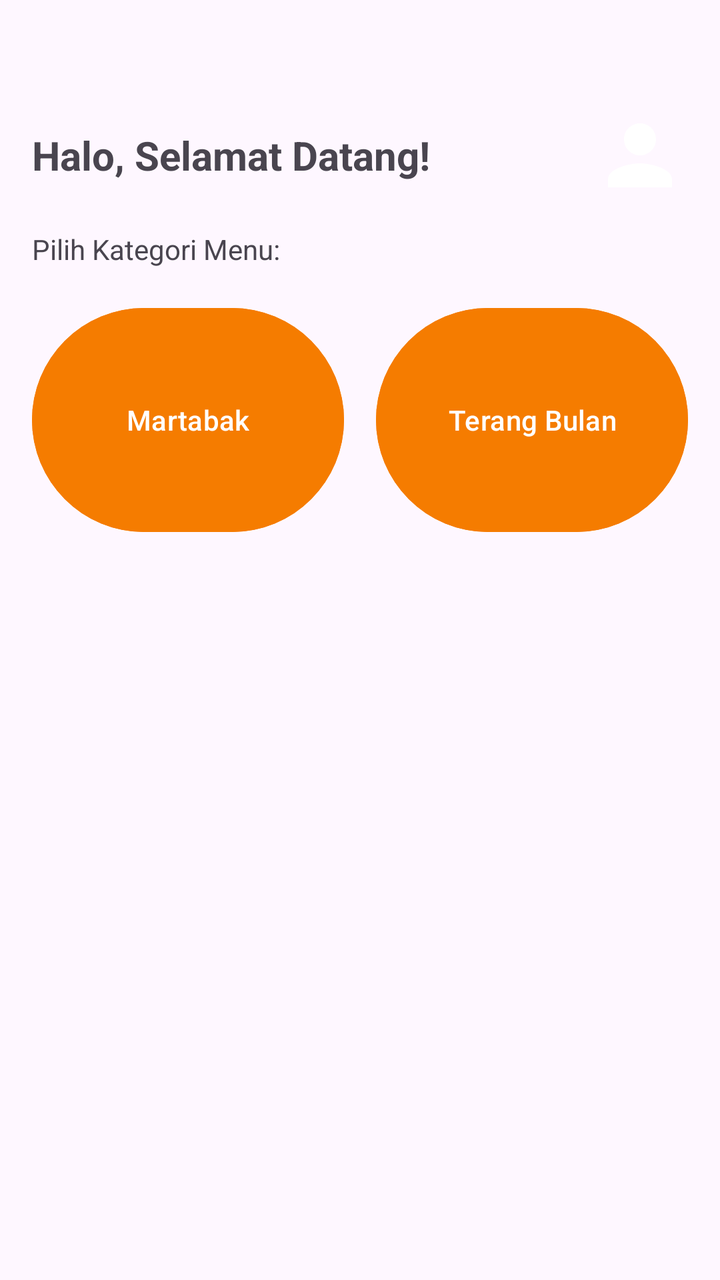
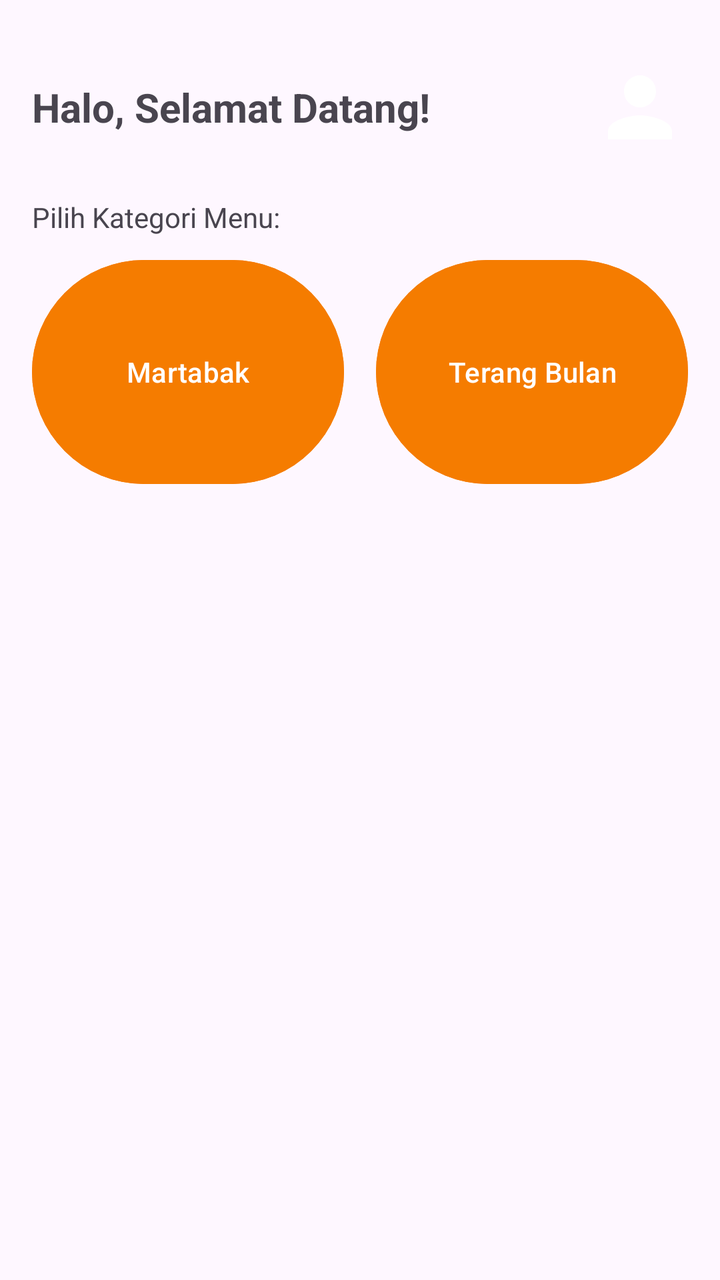

Two renders of the same Android screen: before a commit and after it. Below are the layout's source before the change and the commit's diff.
<!-- AndroidManifest.xml: application theme Theme.MartabakDanTerangBulan -->
<!-- res/layout/activity_main.xml -->
<?xml version="1.0" encoding="utf-8"?>
<androidx.constraintlayout.widget.ConstraintLayout
    xmlns:android="http://schemas.android.com/apk/res/android"
    xmlns:app="http://schemas.android.com/apk/res-auto"
    android:layout_width="match_parent"
    android:layout_height="match_parent"
    android:padding="16dp">

    <TextView
        android:id="@+id/tvWelcome"
        android:layout_width="wrap_content"
        android:layout_height="wrap_content"
        android:text="Halo, Selamat Datang!"
        android:textSize="20sp"
        android:textStyle="bold"
        android:layout_marginTop="48dp"
        app:layout_constraintTop_toTopOf="parent"
        app:layout_constraintStart_toStartOf="parent" />

    <ImageButton
        android:id="@+id/btnProfile"
        android:layout_width="48dp"
        android:layout_height="48dp"
        android:src="@drawable/baseline_person_24"
        android:background="?attr/selectableItemBackgroundBorderless"
        android:scaleType="fitCenter"
        app:tint="@color/white"  app:layout_constraintTop_toTopOf="@id/tvWelcome"
        app:layout_constraintBottom_toBottomOf="@id/tvWelcome"
        app:layout_constraintEnd_toEndOf="parent" />

    <TextView
        android:id="@+id/tvSelectCategory"
        android:layout_width="wrap_content"
        android:layout_height="wrap_content"
        android:text="Pilih Kategori Menu:"
        android:layout_marginTop="24dp"
        app:layout_constraintTop_toBottomOf="@id/tvWelcome"
        app:layout_constraintStart_toStartOf="parent" />

    <LinearLayout
        android:id="@+id/llCategories"
        android:layout_width="match_parent"
        android:layout_height="wrap_content"
        android:orientation="horizontal"
        android:weightSum="2"
        android:layout_marginTop="16dp"
        app:layout_constraintTop_toBottomOf="@id/tvSelectCategory">

        <Button
            android:id="@+id/btnKategoriMartabak"
            android:layout_width="0dp"
            android:layout_height="120dp"
            android:layout_weight="1"
            android:layout_marginEnd="8dp"
            android:text="Martabak"
            android:backgroundTint="@color/orange_primary"
            android:textColor="@color/white" />

        <Button
            android:id="@+id/btnKategoriTerangBulan"
            android:layout_width="0dp"
            android:layout_height="120dp"
            android:layout_weight="1"
            android:layout_marginStart="8dp"
            android:text="Terang Bulan"
            android:backgroundTint="@color/orange_primary"
            android:textColor="@color/white" />

    </LinearLayout>

</androidx.constraintlayout.widget.ConstraintLayout>
<!-- resources referenced by this layout -->
<resources>
  <color name="orange_primary">#F57C00</color>
  <color name="white">#FFFFFFFF</color>
  <!-- drawable baseline_person_24 (drawable) -->
  <vector xmlns:android="http://schemas.android.com/apk/res/android" android:height="24dp" android:tint="#000000" android:viewportHeight="24" android:viewportWidth="24" android:width="24dp">
        
      <path android:fillColor="@android:color/white" android:pathData="M12,12c2.21,0 4,-1.79 4,-4s-1.79,-4 -4,-4 -4,1.79 -4,4 1.79,4 4,4zM12,14c-2.67,0 -8,1.34 -8,4v2h16v-2c0,-2.66 -5.33,-4 -8,-4z"/>
      
  </vector>
  <style name="Theme.MartabakDanTerangBulan" parent="Base.Theme.MartabakDanTerangBulan" />
  <style name="Base.Theme.MartabakDanTerangBulan" parent="Theme.Material3.DayNight.NoActionBar">
          
          
      </style>
</resources>

<!-- the commit's change to res/layout/activity_main.xml (unified diff, before → after) -->
@@ -1,9 +1,12 @@
 <?xml version="1.0" encoding="utf-8"?>
-<androidx.constraintlayout.widget.ConstraintLayout
-    xmlns:android="http://schemas.android.com/apk/res/android"
+<ScrollView xmlns:android="http://schemas.android.com/apk/res/android"
     xmlns:app="http://schemas.android.com/apk/res-auto"
     android:layout_width="match_parent"
     android:layout_height="match_parent"
+    android:fillViewport="true"
+    android:fitsSystemWindows="true"> <androidx.constraintlayout.widget.ConstraintLayout
+    android:layout_width="match_parent"
+    android:layout_height="wrap_content"
     android:padding="16dp">
 
     <TextView
@@ -13,7 +16,7 @@
         android:text="Halo, Selamat Datang!"
         android:textSize="20sp"
         android:textStyle="bold"
-        android:layout_marginTop="48dp"
+        android:layout_marginTop="24dp"
         app:layout_constraintTop_toTopOf="parent"
         app:layout_constraintStart_toStartOf="parent" />
 
@@ -24,7 +27,8 @@
         android:src="@drawable/baseline_person_24"
         android:background="?attr/selectableItemBackgroundBorderless"
         android:scaleType="fitCenter"
-        app:tint="@color/white"  app:layout_constraintTop_toTopOf="@id/tvWelcome"
+        app:tint="@color/white"
+        app:layout_constraintTop_toTopOf="@id/tvWelcome"
         app:layout_constraintBottom_toBottomOf="@id/tvWelcome"
         app:layout_constraintEnd_toEndOf="parent" />
 
@@ -33,7 +37,7 @@
         android:layout_width="wrap_content"
         android:layout_height="wrap_content"
         android:text="Pilih Kategori Menu:"
-        android:layout_marginTop="24dp"
+        android:layout_marginTop="32dp"
         app:layout_constraintTop_toBottomOf="@id/tvWelcome"
         app:layout_constraintStart_toStartOf="parent" />
 
@@ -43,8 +47,7 @@
         android:layout_height="wrap_content"
         android:orientation="horizontal"
         android:weightSum="2"
-        android:layout_marginTop="16dp"
-        app:layout_constraintTop_toBottomOf="@id/tvSelectCategory">
+        android:layout_marginTop="8dp" app:layout_constraintTop_toBottomOf="@id/tvSelectCategory">
 
         <Button
             android:id="@+id/btnKategoriMartabak"
@@ -69,3 +72,4 @@
     </LinearLayout>
 
 </androidx.constraintlayout.widget.ConstraintLayout>
+</ScrollView>
